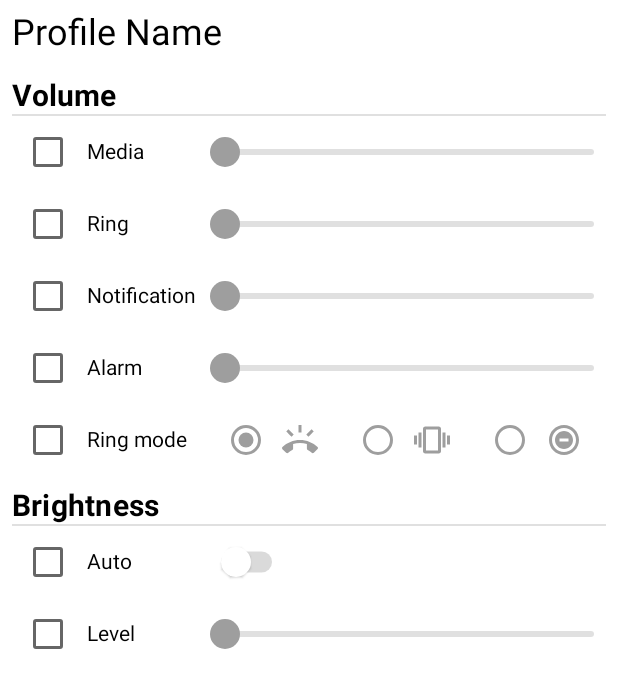
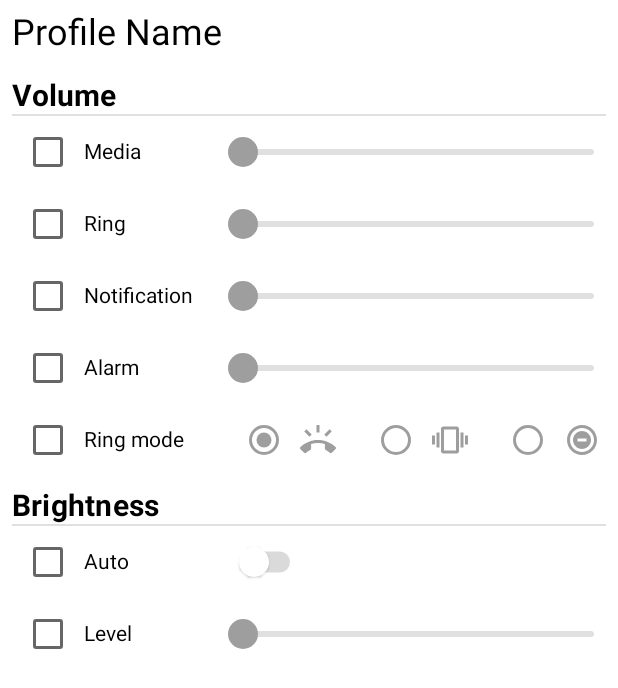
Before and after one commit to giste/Profiles, an Android app built with Jetpack Compose: the @Preview function ProfilePreview, on a phone screen of 412 x 824 dp. Shown: the top 688 px of the screen. Run offline under Robolectric (Android 15) with nearby library versions, the phone set to English and light mode, and no system bars; libraries missing offline, so code that uses them is left out: com.ramcosta.composedestinations.

Commit message:
UI changes.

```diff
--- a/app/src/main/java/org/giste/profiles/ui/ProfileScreen.kt
+++ b/app/src/main/java/org/giste/profiles/ui/ProfileScreen.kt
@@ -205,17 +205,17 @@ fun Preference(
     Row(verticalAlignment = Alignment.CenterVertically) {
         Column(
             modifier = Modifier
-                .weight(2f)
-                .clickable { onOverrideClick(!override) }
+                .weight(4f)
+                .clickable { onOverrideClick(!override) },
         ) {
             Row(verticalAlignment = Alignment.CenterVertically) {
                 Checkbox(checked = override, onCheckedChange = { onOverrideClick(it) })
-                Spacer(modifier = Modifier.width(2.dp))
+                //Spacer(modifier = Modifier.width(2.dp))
                 Text(text = label)
-                Spacer(modifier = Modifier.width(16.dp))
+                //Spacer(modifier = Modifier.width(8.dp))
             }
         }
-        Column(modifier = Modifier.weight(4f)) {
+        Column(modifier = Modifier.weight(7f)) {
             valueSetting()
         }
     }
```
Also changed, not shown: app/src/main/java/org/giste/profiles/ui/theme/Theme.kt (+4 -4 lines), 1 other file.
